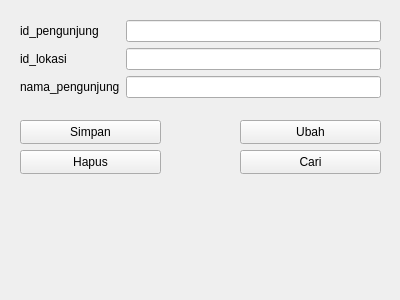
First picture: the form in formpengunjung.ui, repository Dibleday/Sistem_Informasi_Pariwisata, before the edit.
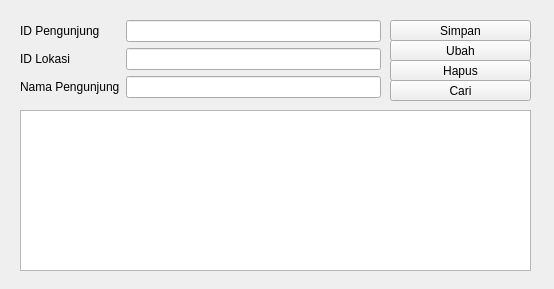
Second picture: the form after the edit.

What changed in the file:
```diff
--- a/formpengunjung.ui
+++ b/formpengunjung.ui
@@ -6,8 +6,8 @@
    <rect>
     <x>0</x>
     <y>0</y>
-    <width>400</width>
-    <height>300</height>
+    <width>554</width>
+    <height>289</height>
    </rect>
   </property>
   <property name="windowTitle">
@@ -26,7 +26,7 @@
     <item row="0" column="0">
      <widget class="QLabel" name="id_pengunjungLabel">
       <property name="text">
-       <string>id_pengunjung</string>
+       <string>ID Pengunjung</string>
       </property>
      </widget>
     </item>
@@ -36,7 +36,7 @@
     <item row="1" column="0">
      <widget class="QLabel" name="id_lokasiLabel">
       <property name="text">
-       <string>id_lokasi</string>
+       <string>ID Lokasi</string>
       </property>
      </widget>
     </item>
@@ -46,7 +46,7 @@
     <item row="2" column="0">
      <widget class="QLabel" name="nama_pengunjungLabel">
       <property name="text">
-       <string>nama_pengunjung</string>
+       <string>Nama Pengunjung</string>
       </property>
      </widget>
     </item>
@@ -58,10 +58,10 @@
   <widget class="QPushButton" name="pushButton">
    <property name="geometry">
     <rect>
-     <x>20</x>
-     <y>120</y>
+     <x>390</x>
+     <y>20</y>
      <width>141</width>
-     <height>24</height>
+     <height>21</height>
     </rect>
    </property>
    <property name="text">
@@ -71,10 +71,10 @@
   <widget class="QPushButton" name="pushButton_2">
    <property name="geometry">
     <rect>
-     <x>240</x>
-     <y>120</y>
+     <x>390</x>
+     <y>40</y>
      <width>141</width>
-     <height>24</height>
+     <height>21</height>
     </rect>
    </property>
    <property name="text">
@@ -84,10 +84,10 @@
   <widget class="QPushButton" name="pushButton_3">
    <property name="geometry">
     <rect>
-     <x>20</x>
-     <y>150</y>
+     <x>390</x>
+     <y>60</y>
      <width>141</width>
-     <height>24</height>
+     <height>21</height>
     </rect>
    </property>
    <property name="text">
@@ -97,16 +97,26 @@
   <widget class="QPushButton" name="pushButton_4">
    <property name="geometry">
     <rect>
-     <x>240</x>
-     <y>150</y>
+     <x>390</x>
+     <y>80</y>
      <width>141</width>
-     <height>24</height>
+     <height>21</height>
     </rect>
    </property>
    <property name="text">
     <string>Cari</string>
    </property>
   </widget>
+  <widget class="QTableView" name="tablepengunjung">
+   <property name="geometry">
+    <rect>
+     <x>20</x>
+     <y>110</y>
+     <width>511</width>
+     <height>161</height>
+    </rect>
+   </property>
+  </widget>
  </widget>
  <resources/>
  <connections/>
```
